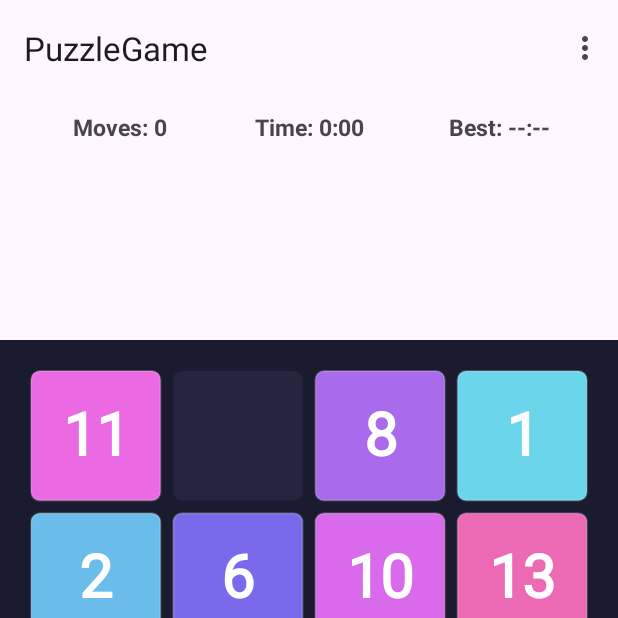
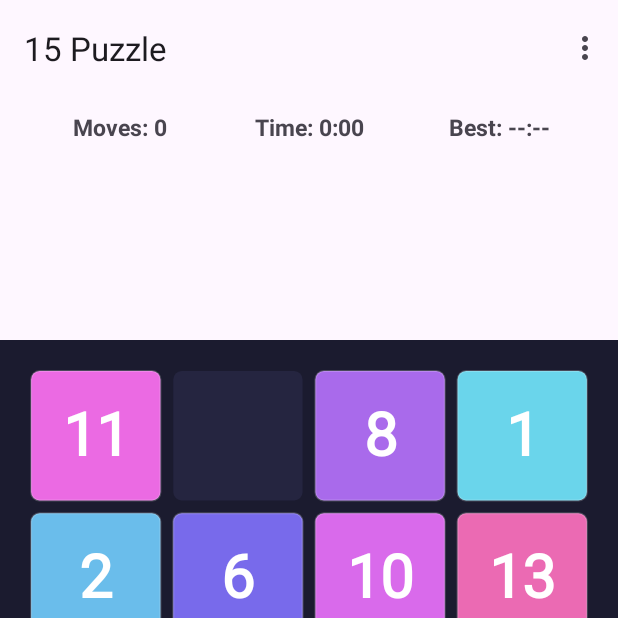
Before and after one commit to nkhotimskii/15Puzzle, an Android app: the screen it shows after launch (MainActivity), on a phone screen of 412 x 824 dp, the top half of it. Run offline under Robolectric (Android 15) with nearby library versions, the light colour scheme and no system bars.

Commit message:
Change name to 15 Puzzle

```diff
--- a/app/src/main/res/values/strings.xml
+++ b/app/src/main/res/values/strings.xml
@@ -1,5 +1,5 @@
 <resources>
-    <string name="app_name">PuzzleGame</string>
+    <string name="app_name">15 Puzzle</string>
 
     <string name="moves">Moves: %1$d</string>
     <string name="time">Time: %1$s</string>
```
Also changed, not shown: 1 other file.
